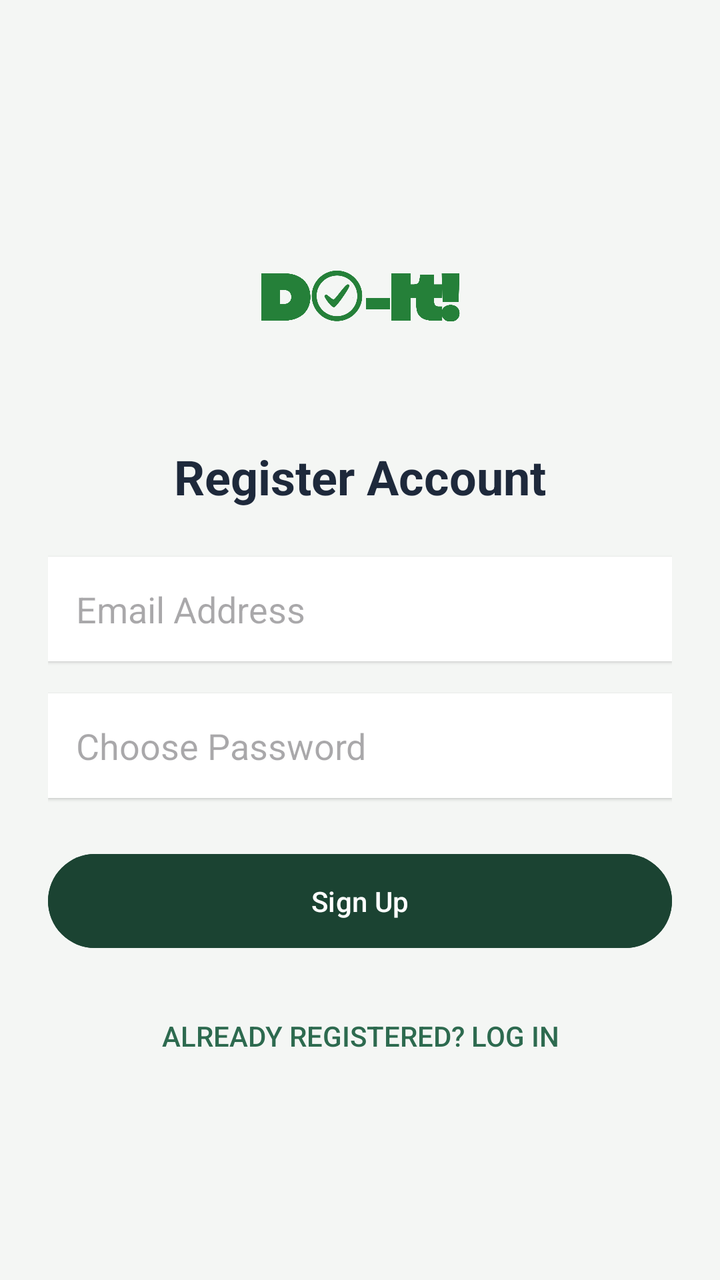
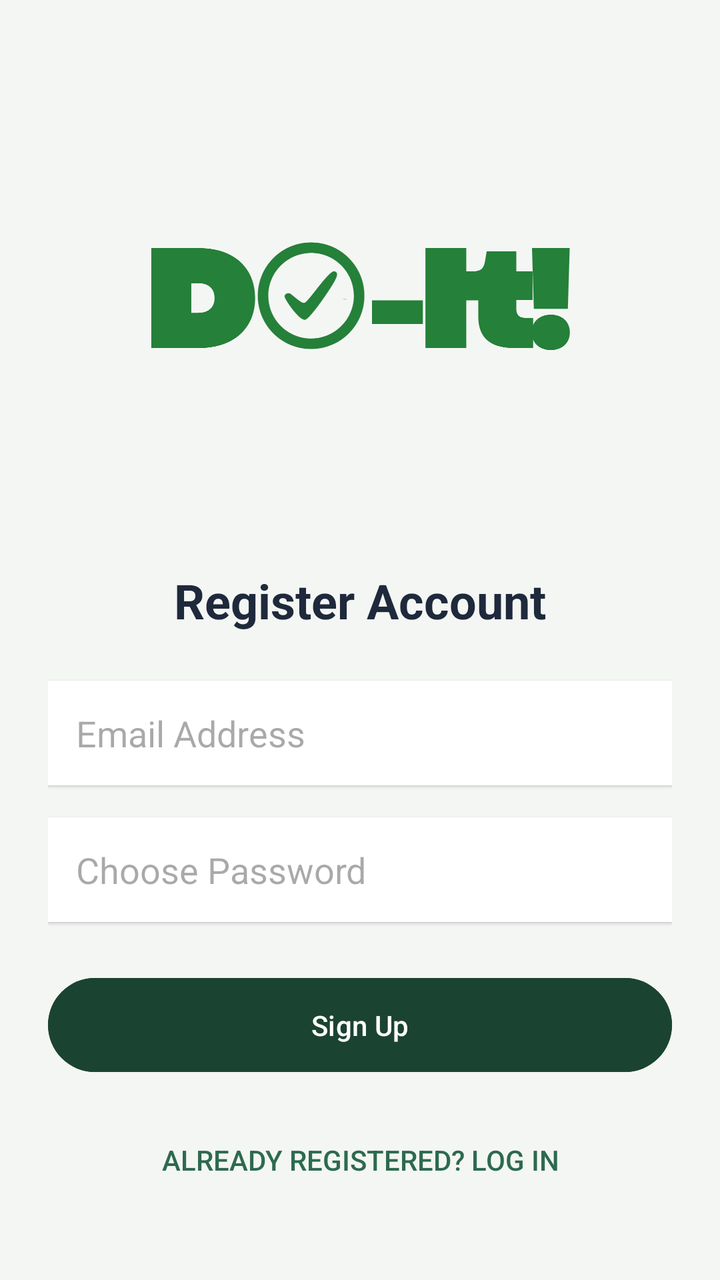

Two renders of the same Android screen: before a commit and after it. Below are the layout's source before the change and the commit's diff.
<!-- AndroidManifest.xml: application theme Theme.FreddyMercury -->
<!-- res/layout/activity_sign_up.xml -->
<?xml version="1.0" encoding="utf-8"?>
<LinearLayout xmlns:android="http://schemas.android.com/apk/res/android"
    android:orientation="vertical"
    android:padding="24dp"
    android:gravity="center"
    android:background="@color/bg_light"
    android:layout_width="match_parent"
    android:layout_height="match_parent">

    <ImageView
        android:layout_width="100dp"
        android:layout_height="100dp"
        android:src="@drawable/do_it_"
        android:layout_marginBottom="24dp"/>

    <TextView
        android:layout_width="wrap_content"
        android:layout_height="wrap_content"
        android:text="Register Account"
        android:textColor="@color/text_primary"
        android:textSize="24sp"
        android:textStyle="bold"
        android:layout_marginBottom="24dp"/>

    <EditText
        android:id="@+id/emailInput"
        android:hint="Email Address"
        android:inputType="textEmailAddress"
        android:padding="14dp"
        android:background="@android:color/white"
        android:layout_marginBottom="16dp"
        android:elevation="1dp"
        android:layout_width="match_parent"
        android:layout_height="wrap_content"/>

    <EditText
        android:id="@+id/passwordInput"
        android:hint="Choose Password"
        android:inputType="textPassword"
        android:padding="14dp"
        android:background="@android:color/white"
        android:layout_marginBottom="24dp"
        android:elevation="1dp"
        android:layout_width="match_parent"
        android:layout_height="wrap_content"/>

    <Button
        android:id="@+id/signupBtn"
        android:text="Sign Up"
        android:textColor="#FFFFFF"
        android:backgroundTint="@color/colorPrimary"
        android:padding="14dp"
        android:layout_width="match_parent"
        android:layout_height="wrap_content"/>

    <Button
        android:id="@+id/LogIn"
        style="?android:attr/borderlessButtonStyle"
        android:textColor="@color/colorAccent"
        android:layout_marginTop="16dp"
        android:text="Already registered? Log In"
        android:layout_width="match_parent"
        android:layout_height="wrap_content" />
</LinearLayout>
<!-- resources referenced by this layout -->
<resources>
  <color name="bg_light">#F4F6F4</color>
  <color name="colorAccent">#2D6A4F</color>
  <color name="colorPrimary">#1B4332</color>
  <color name="text_primary">#1E293B</color>
  <!-- drawable do_it_: png bitmap (drawable, 39367 bytes) -->
  <style name="Theme.FreddyMercury" parent="Base.Theme.FreddyMercury" />
  <style name="Base.Theme.FreddyMercury" parent="Theme.Material3.DayNight.NoActionBar">
          
          
      </style>
</resources>

<!-- the commit's change to res/layout/activity_sign_up.xml (unified diff, before → after) -->
@@ -8,10 +8,10 @@
     android:layout_height="match_parent">
 
     <ImageView
-        android:layout_width="100dp"
-        android:layout_height="100dp"
-        android:src="@drawable/do_it_"
-        android:layout_marginBottom="24dp"/>
+        android:layout_width="211dp"
+        android:layout_height="224dp"
+        android:layout_marginBottom="24dp"
+        android:src="@drawable/do_it_" />
 
     <TextView
         android:layout_width="wrap_content"
